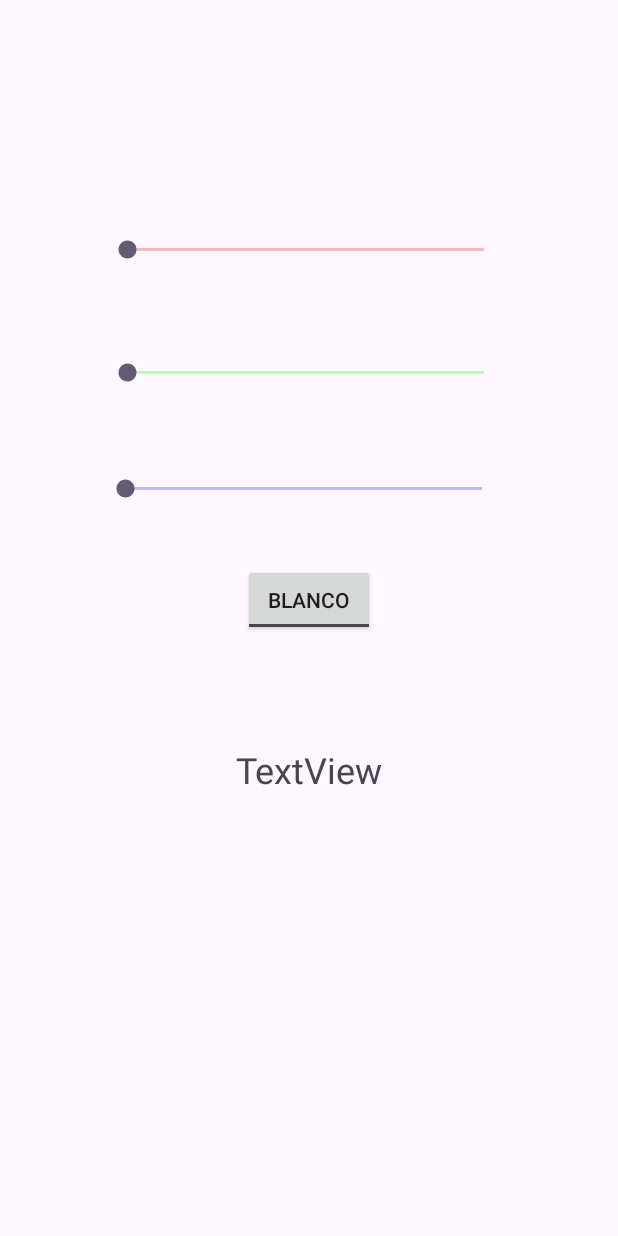
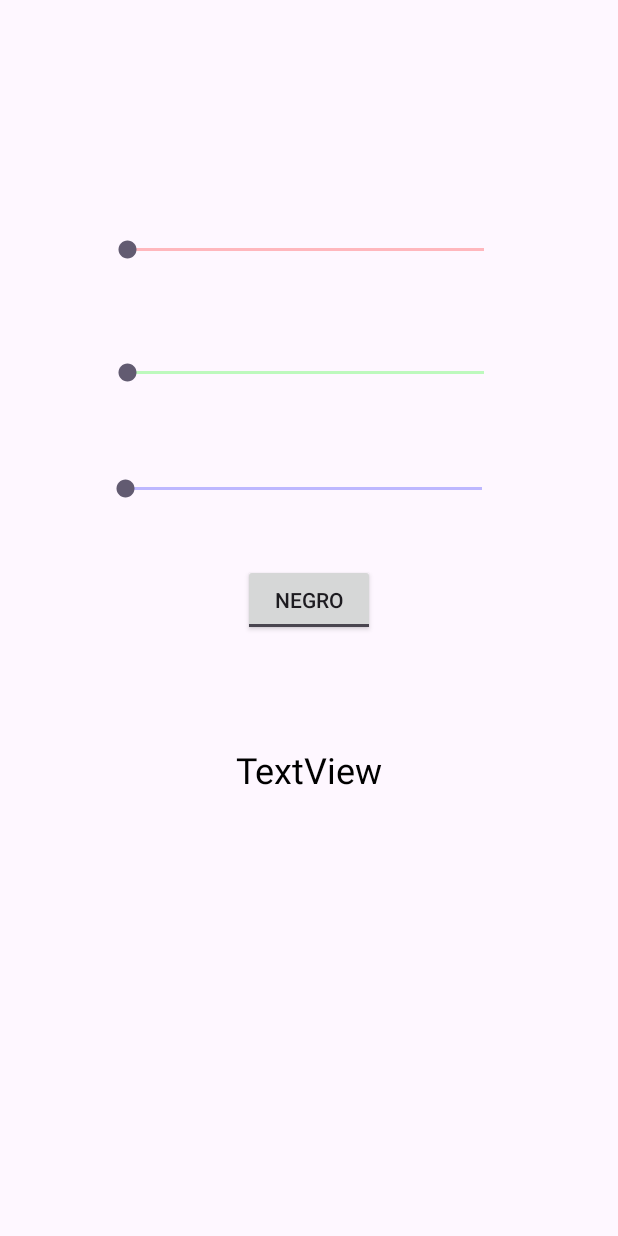
Before and after one commit to ALVSanchez/Ejercicios_Android, an Android app: the screen it shows after launch (Actividad2), on a phone screen of 412 x 824 dp. Run offline under Robolectric (Android 15) with nearby library versions, the phone set to English and light mode, and no system bars.

Commit message:
works at home

```diff
--- a/app/src/main/AndroidManifest.xml
+++ b/app/src/main/AndroidManifest.xml
@@ -16,7 +16,7 @@
             android:name=".ut02.Actividad1"
             android:exported="false" />
         <activity
-            android:name=".Actividad2"
+            android:name=".ut02.Actividad2"
             android:exported="true">
             <intent-filter>
                 <action android:name="android.intent.action.MAIN" />
--- a/app/src/main/java/com/example/ejercicios_android/Actividad2.java
+++ b/app/src/main/java/com/example/ejercicios_android/ut02/Actividad2.java
@@ -1,4 +1,4 @@
-package com.example.ejercicios_android;
+package com.example.ejercicios_android.ut02;
 
 import androidx.annotation.ColorInt;
 import androidx.appcompat.app.AppCompatActivity;
@@ -10,6 +10,8 @@ import android.widget.Button;
 import android.widget.SeekBar;
 import android.widget.TextView;
 import android.widget.ToggleButton;
+
+import com.example.ejercicios_android.R;
 
 public class Actividad2 extends AppCompatActivity {
 
@@ -67,12 +69,14 @@ public class Actividad2 extends AppCompatActivity {
         azul.setOnSeekBarChangeListener(listener);
 
         toggle.setOnClickListener((View v) -> {
-            if(toggle.isChecked()){
+            if(!toggle.isChecked()){
                 texto.setTextColor(Color.rgb(0,0,0));
             } else {
                 texto.setTextColor(Color.rgb(255,255,255));
             }
         });
 
+        texto.setTextColor(Color.rgb(0,0,0));
+
     }
 }
--- a/app/src/main/res/layout/activity2_main.xml
+++ b/app/src/main/res/layout/activity2_main.xml
@@ -4,7 +4,7 @@
     xmlns:tools="http://schemas.android.com/tools"
     android:layout_width="match_parent"
     android:layout_height="match_parent"
-    tools:context=".Actividad2">
+    tools:context=".ut02.Actividad2">
 
     <SeekBar
         android:id="@+id/u2e2SbRojo"
@@ -75,8 +75,8 @@
         android:layout_marginTop="24dp"
         android:checked="false"
         android:text="ToggleButton"
-        android:textOff="BLANCO"
-        android:textOn="NEGRO"
+        android:textOff="NEGRO"
+        android:textOn="BLANCO"
         app:layout_constraintEnd_toEndOf="parent"
         app:layout_constraintStart_toStartOf="parent"
         app:layout_constraintTop_toBottomOf="@+id/u2e2SbAzul" />
--- a/build.gradle.kts
+++ b/build.gradle.kts
@@ -1,4 +1,4 @@
 // Top-level build file where you can add configuration options common to all sub-projects/modules.
 plugins {
-    id("com.android.application") version "8.1.1" apply false
+    id("com.android.application") version "8.1.2" apply false
 }
```
